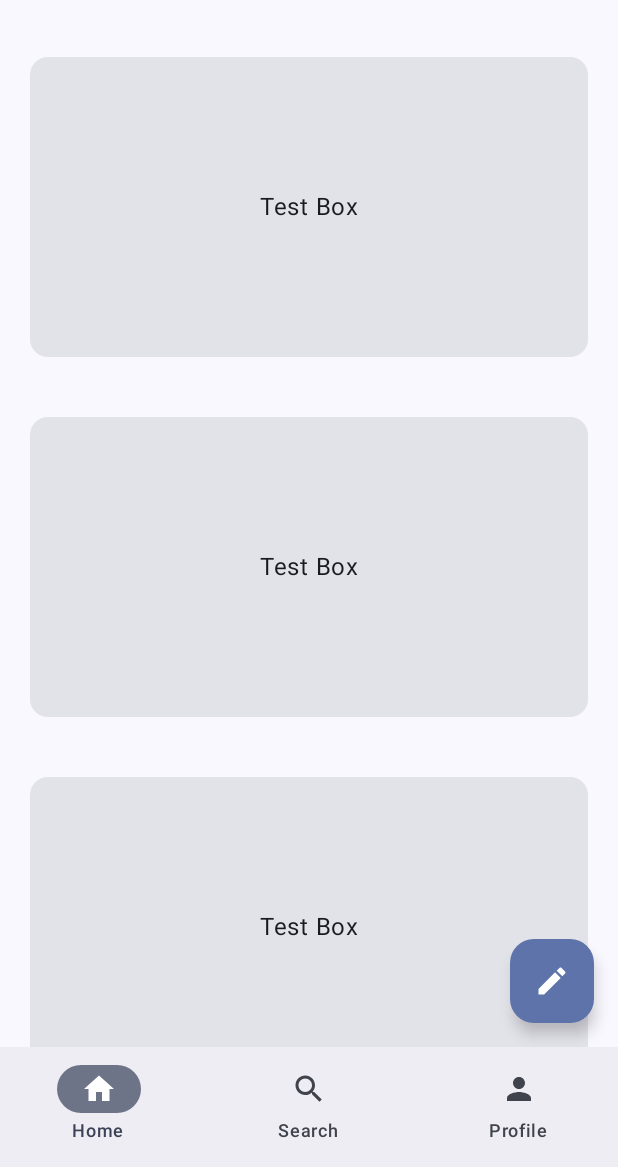
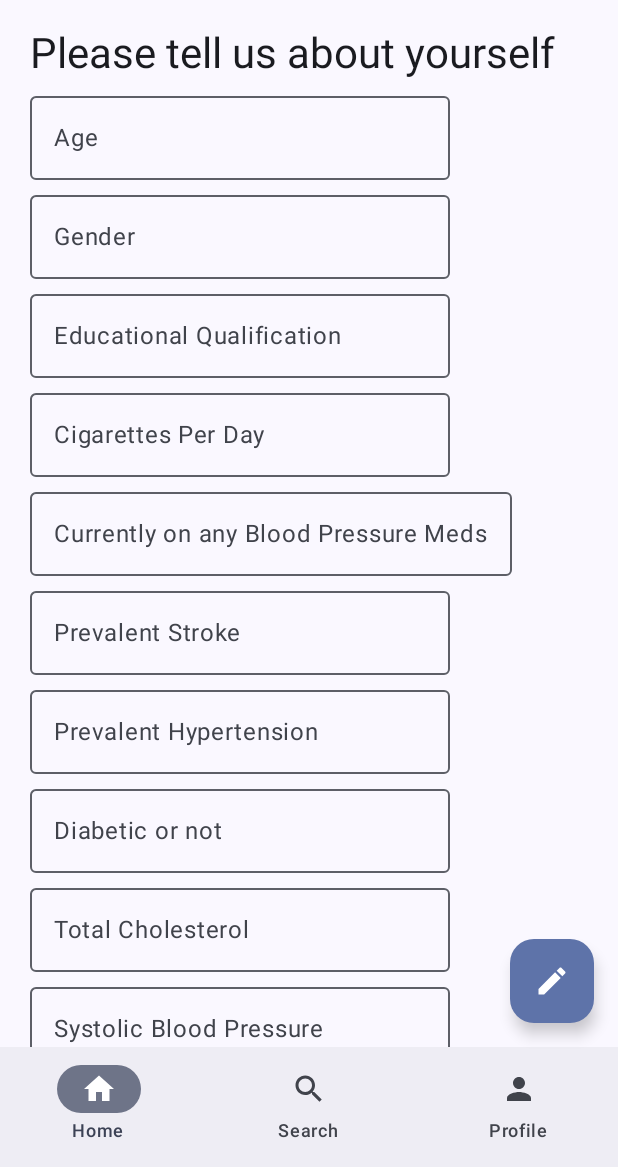
Before and after one commit to adizcode/Heartily, an Android app built with Jetpack Compose: the screen it shows after launch (MainActivity), on a phone screen of 412 x 824 dp, the part 69-1236 px from its top. Run offline under Robolectric (Android 15) with nearby library versions, the phone set to English and light mode, and no system bars.

```diff
--- a/app/src/main/java/com/github/adizcode/heartily/MainActivity.kt
+++ b/app/src/main/java/com/github/adizcode/heartily/MainActivity.kt
@@ -4,11 +4,11 @@ import android.os.Bundle
 import androidx.activity.ComponentActivity
 import androidx.activity.compose.setContent
 import androidx.compose.foundation.clickable
-import androidx.compose.foundation.layout.Box
-import androidx.compose.foundation.layout.fillMaxWidth
-import androidx.compose.foundation.layout.height
-import androidx.compose.foundation.layout.padding
+import androidx.compose.foundation.layout.*
+import androidx.compose.foundation.layout.Arrangement.Absolute.spacedBy
 import androidx.compose.foundation.lazy.LazyColumn
+import androidx.compose.foundation.rememberScrollState
+import androidx.compose.foundation.verticalScroll
 import androidx.compose.material.icons.Icons
 import androidx.compose.material.icons.filled.Create
 import androidx.compose.material.icons.filled.Home
@@ -16,6 +16,8 @@ import androidx.compose.material.icons.filled.Person
 import androidx.compose.material.icons.filled.Search
 import androidx.compose.material3.*
 import androidx.compose.runtime.Composable
+import androidx.compose.runtime.mutableStateOf
+import androidx.compose.runtime.saveable.rememberSaveable
 import androidx.compose.ui.Alignment
 import androidx.compose.ui.Modifier
 import androidx.compose.ui.tooling.preview.Preview
@@ -53,20 +55,109 @@ class MainActivity : ComponentActivity() {
                         Icon(imageVector = Icons.Default.Create, contentDescription = null)
                     }
                 }) {
-                    LazyColumn(modifier = Modifier.padding(it)) {
-                        items(5) {
-                            Card(modifier = Modifier
-                                .padding(20.dp)
-                                .clickable { }) {
-                                Box(
-                                    modifier = Modifier
-                                        .fillMaxWidth()
-                                        .height(200.dp),
-                                    contentAlignment = Alignment.Center
-                                ) {
-                                    Text("Test Box")
-                                }
-                            }
+                    val (age, setAge) = rememberSaveable { mutableStateOf("") }
+                    val (gender, setGender) = rememberSaveable { mutableStateOf("") }
+                    val (education, setEducation) = rememberSaveable { mutableStateOf("") }
+                    val (dailyCigarettes, setDailyCigarettes) = rememberSaveable { mutableStateOf("") }
+                    val (bpMeds, setBpMeds) = rememberSaveable { mutableStateOf("") }
+                    val (prevalentStroke, setPrevalentStroke) = rememberSaveable { mutableStateOf("") }
+                    val (prevalentHypertension, setPrevalentHypertension) = rememberSaveable {
+                        mutableStateOf(
+                            ""
+                        )
+                    }
+                    val (diabetic, setDiabetic) = rememberSaveable { mutableStateOf("") }
+                    val (cholesterol, setCholesterol) = rememberSaveable { mutableStateOf("") }
+                    val (systolicBp, setSystolicBp) = rememberSaveable { mutableStateOf("") }
+                    val (diastolicBp, setDiastolicBp) = rememberSaveable { mutableStateOf("") }
+                    val (bmi, setBmi) = rememberSaveable { mutableStateOf("") }
+                    val (heartRate, setHeartRate) = rememberSaveable { mutableStateOf("") }
+                    val (glucose, setGlucose) = rememberSaveable { mutableStateOf("") }
+
+                    Column(
+                        modifier = Modifier
+                            .padding(it)
+                            .padding(horizontal = 20.dp)
+                            .verticalScroll(rememberScrollState()),
+                        verticalArrangement = spacedBy(10.dp)
+                    ) {
+                        Text(
+                            "Please tell us about yourself",
+                            style = MaterialTheme.typography.headlineMedium
+                        )
+                        OutlinedTextField(
+                            value = age,
+                            onValueChange = setAge,
+                            placeholder = { Text("Age") }
+                        )
+                        OutlinedTextField(
+                            value = gender,
+                            onValueChange = setGender,
+                            placeholder = { Text("Gender") }
+                        )
+                        OutlinedTextField(
+                            value = education,
+                            onValueChange = setEducation,
+                            placeholder = { Text("Educational Qualification") }
+                        )
+                        OutlinedTextField(
+                            value = dailyCigarettes,
+                            onValueChange = setDailyCigarettes,
+                            placeholder = { Text("Cigarettes Per Day") }
+                        )
+                        OutlinedTextField(
+                            value = bpMeds,
+                            onValueChange = setBpMeds,
+                            placeholder = { Text("Currently on any Blood Pressure Meds") }
+                        )
+                        OutlinedTextField(
+                            value = prevalentStroke,
+                            onValueChange = setPrevalentStroke,
+                            placeholder = { Text("Prevalent Stroke") }
+                        )
+                        OutlinedTextField(
+                            value = prevalentHypertension,
+                            onValueChange = setPrevalentHypertension,
+                            placeholder = { Text("Prevalent Hypertension") }
+                        )
+                        OutlinedTextField(
+                            value = diabetic,
+                            onValueChange = setDiabetic,
+                            placeholder = { Text("Diabetic or not") }
+                        )
+                        OutlinedTextField(
+                            value = cholesterol,
+                            onValueChange = setCholesterol,
+                            placeholder = { Text("Total Cholesterol") }
+                        )
+                        OutlinedTextField(
+                            value = systolicBp,
+                            onValueChange = setSystolicBp,
+                            placeholder = { Text("Systolic Blood Pressure") }
+                        )
+                        OutlinedTextField(
+                            value = diastolicBp,
+                            onValueChange = setDiastolicBp,
+                            placeholder = { Text("Diastolic Blood Pressure") }
+                        )
+                        OutlinedTextField(
+                            value = bmi,
+                            onValueChange = setBmi,
+                            placeholder = { Text("Body Mass Index") }
+                        )
+                        OutlinedTextField(
+                            value = heartRate,
+                            onValueChange = setHeartRate,
+                            placeholder = { Text("Heart Rate") }
+                        )
+                        OutlinedTextField(
+                            value = glucose,
+                            onValueChange = setGlucose,
+                            placeholder = { Text("Glucose") }
+                        )
+
+                        Button(onClick = { /*TODO*/ }) {
+                            Text("Calculate Heart Health")
                         }
                     }
                 }
```
